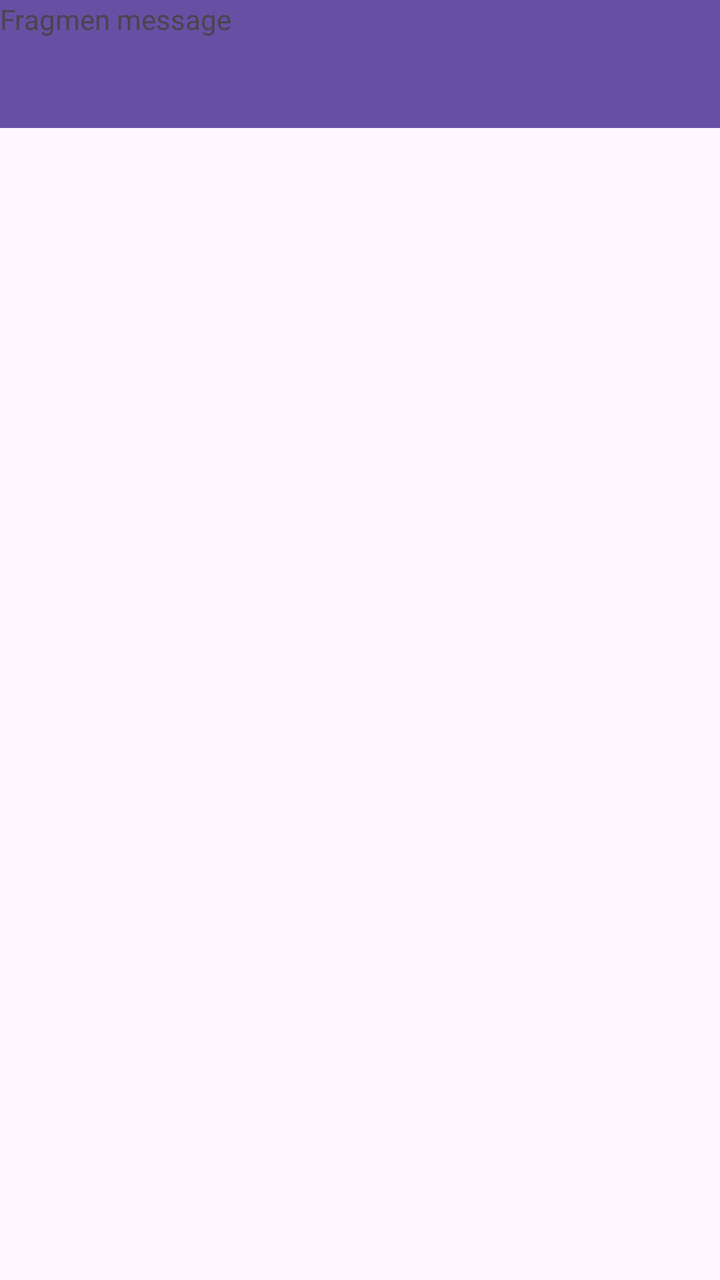
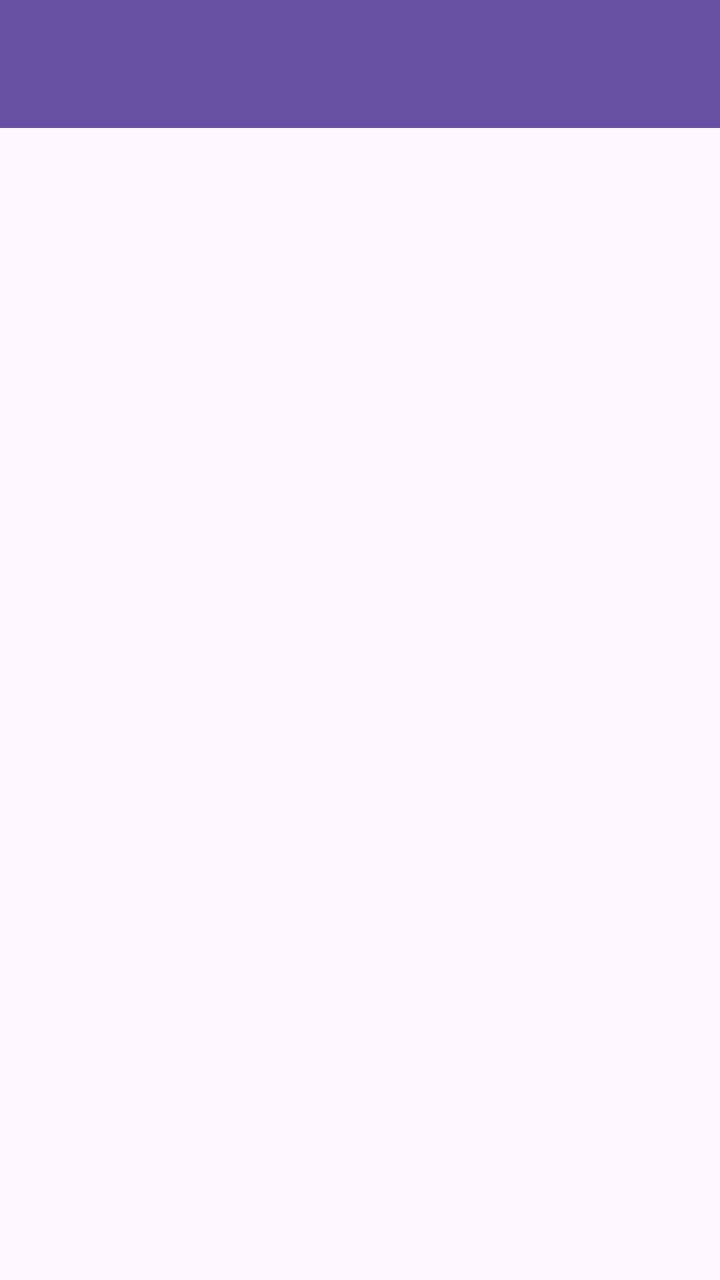

Compare the two renders of this Android layout. The source of the first and the diff that turns it into the second are given below.
<!-- AndroidManifest.xml: application theme Theme.AnaCoffe -->
<!-- res/layout/fragment_message.xml -->
<?xml version="1.0" encoding="utf-8"?>
<FrameLayout xmlns:android="http://schemas.android.com/apk/res/android"
    xmlns:tools="http://schemas.android.com/tools"
    android:layout_width="match_parent"
    android:layout_height="match_parent"
    xmlns:app="http://schemas.android.com/apk/res-auto"
    tools:context=".Message.MessageFragment">

    <androidx.appcompat.widget.Toolbar
        android:id="@+id/toolbar"
        android:layout_width="match_parent"
        android:layout_height="?attr/actionBarSize"
        android:background="?attr/colorPrimary"
        app:layout_constraintEnd_toEndOf="parent"
        app:layout_constraintStart_toStartOf="parent"
        app:layout_constraintTop_toTopOf="parent"
        app:subtitleTextColor="@android:color/white"
        app:titleTextColor="@android:color/white" />

    
    <TextView
        android:layout_width="wrap_content"
        android:layout_height="wrap_content"
        android:text="Fragmen message" />




</FrameLayout>
<!-- resources referenced by this layout -->
<resources>
  <style name="Theme.AnaCoffe" parent="Base.Theme.AnaCoffe" />
  <style name="Base.Theme.AnaCoffe" parent="Theme.Material3.DayNight.NoActionBar">
          
          
      </style>
</resources>

<!-- the commit's change to res/layout/fragment_message.xml (unified diff, before → after) -->
@@ -1,29 +1,36 @@
 <?xml version="1.0" encoding="utf-8"?>
-<FrameLayout xmlns:android="http://schemas.android.com/apk/res/android"
+<androidx.coordinatorlayout.widget.CoordinatorLayout
+    xmlns:android="http://schemas.android.com/apk/res/android"
     xmlns:tools="http://schemas.android.com/tools"
     android:layout_width="match_parent"
     android:layout_height="match_parent"
     xmlns:app="http://schemas.android.com/apk/res-auto"
     tools:context=".Message.MessageFragment">
 
-    <androidx.appcompat.widget.Toolbar
-        android:id="@+id/toolbar"
+    <com.google.android.material.appbar.AppBarLayout
+        android:id="@+id/appBarLayout"
         android:layout_width="match_parent"
-        android:layout_height="?attr/actionBarSize"
-        android:background="?attr/colorPrimary"
-        app:layout_constraintEnd_toEndOf="parent"
-        app:layout_constraintStart_toStartOf="parent"
-        app:layout_constraintTop_toTopOf="parent"
-        app:subtitleTextColor="@android:color/white"
-        app:titleTextColor="@android:color/white" />
+        android:layout_height="wrap_content"
+        android:theme="@style/ThemeOverlay.AppCompat.Dark.ActionBar">
 
-    
-    <TextView
-        android:layout_width="wrap_content"
-        android:layout_height="wrap_content"
-        android:text="Fragmen message" />
+        <androidx.appcompat.widget.Toolbar
+            android:id="@+id/toolbar"
+            android:layout_width="match_parent"
+            android:layout_height="?attr/actionBarSize"
+            android:background="?attr/colorPrimary"
+            app:layout_scrollFlags="scroll|enterAlways"
+            app:titleTextColor="@android:color/white" />
+
+    </com.google.android.material.appbar.AppBarLayout>
+
+
+    <ListView
+        android:id="@+id/listMessageItems"
+        android:layout_width="match_parent"
+        android:layout_height="match_parent"
+        app:layout_behavior="@string/appbar_scrolling_view_behavior" />
 
 
 
 
-</FrameLayout>
+</androidx.coordinatorlayout.widget.CoordinatorLayout>
